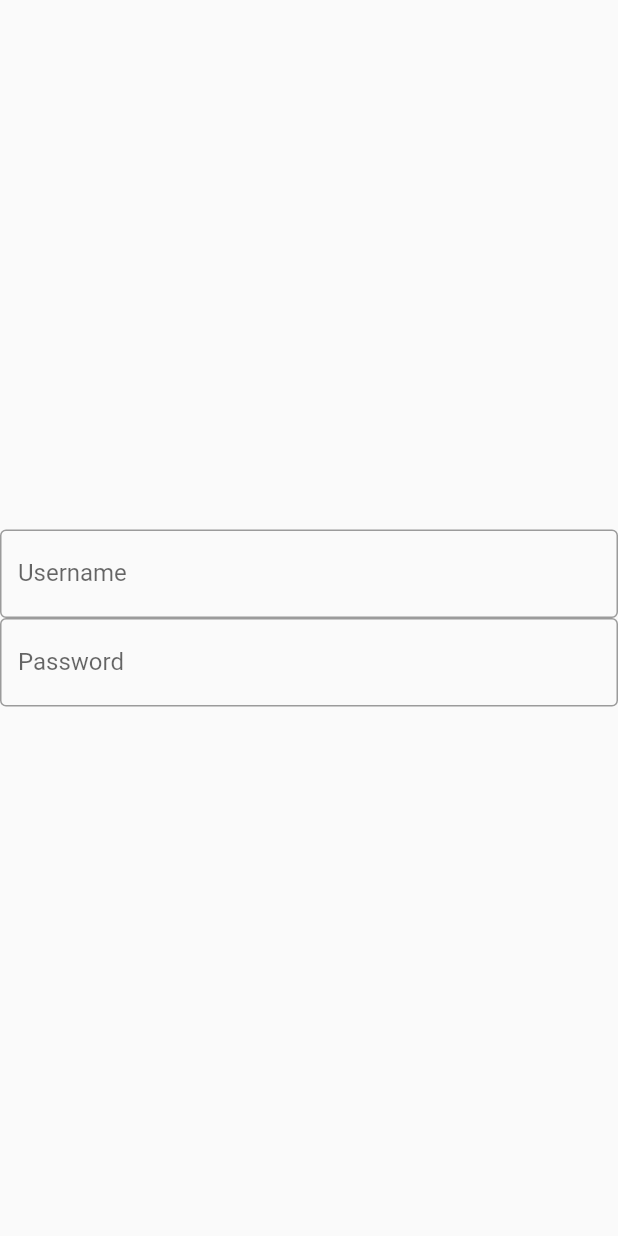
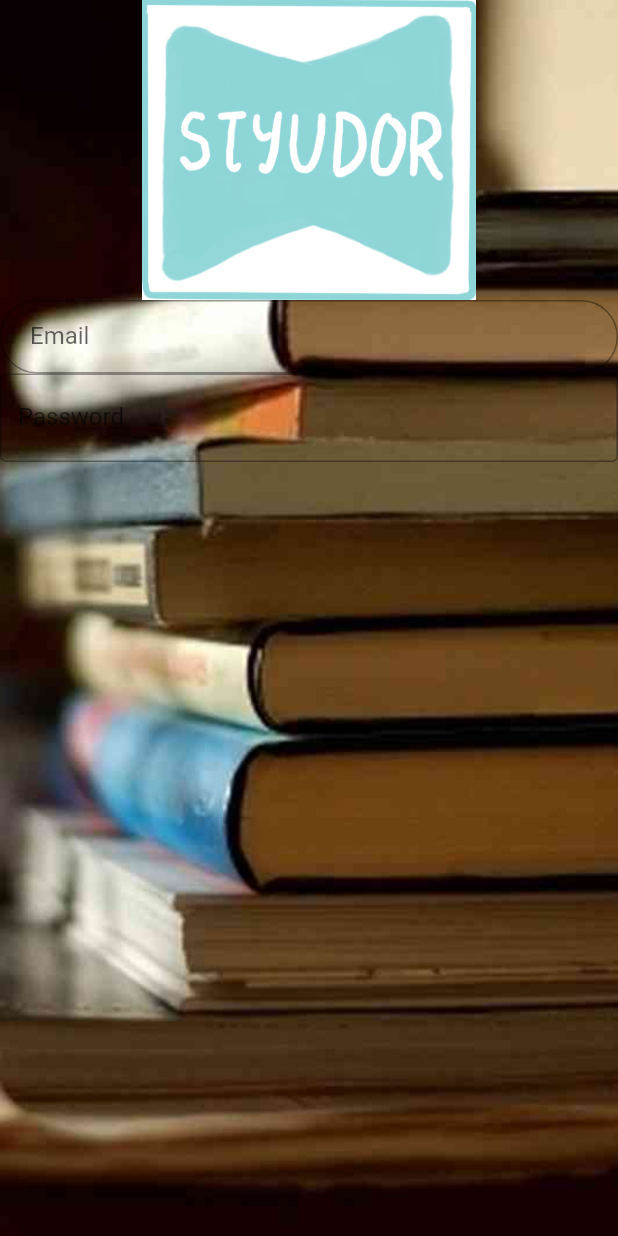
Before and after one commit to mayankdaruka/Styudor, a Flutter app: the LoginPage screen opened directly, on a phone screen of 412 x 824 dp. Run offline on Flutter 3.47's test engine with Material 2 defaults, Android fonts, the phone set to English and light mode, and no system bars; network calls fail.

Commit message:
Changes to login page

```diff
--- a/lib/login_page.dart
+++ b/lib/login_page.dart
@@ -7,24 +7,63 @@ class LoginPage extends StatelessWidget {
   final TextEditingController _usernameController = TextEditingController();
   final TextEditingController _passwordController = TextEditingController();
 
+  final emailField = TextField(
+    decoration: InputDecoration(
+
+      contentPadding: EdgeInsets.fromLTRB(20.0, 15.0, 20.0, 15.0),
+      labelText: "Email",
+      border: OutlineInputBorder(
+        borderRadius: BorderRadius.circular(32.0)
+      ),
+    ),
+  );
+
   @override
   Widget build(BuildContext context) {
     return Scaffold(
-      body: Column(
-        mainAxisAlignment: MainAxisAlignment.center,
-        crossAxisAlignment: CrossAxisAlignment.center,
-        children: <Widget>[TextField(
-          controller: _usernameController,
-          decoration: InputDecoration(
-            border: OutlineInputBorder(),
-            labelText: "Username",
-          )),
-          TextField(
-            controller: _passwordController,
-            obscureText: true,
-            decoration: InputDecoration(
-              border: OutlineInputBorder(),
-              labelText: "Password"))]),
+      body: Stack(
+        children: <Widget>[
+          Container(
+            decoration: BoxDecoration(
+              image: DecorationImage(image: AssetImage("assets/images/books.jpg"), fit: BoxFit.cover,),
+            ) ,
+          ),
+          Column(
+            children: <Widget>[
+              Container(
+                constraints: BoxConstraints.expand(height: 200.0),
+                child: Image.asset('assets/images/logo.png'),
+                padding: const EdgeInsets.fromLTRB(0, 0, 0, 0),
+              ),
+              emailField,
+              TextField(
+                controller: _passwordController,
+                obscureText: true,
+                decoration: InputDecoration(
+                  border: OutlineInputBorder(),
+                  labelText: "Password"
+                )
+              ),
+            ]
+          ),
+        ],)
     );
+    //   body: Column(
+    //     // mainAxisAlignment: MainAxisAlignment.center,
+    //     // crossAxisAlignment: CrossAxisAlignment.center,
+    //     children: <Widget>[
+    //       Container(
+    //         constraints: BoxConstraints.expand(height: 200.0),
+    //         child: Image.asset('assets/images/logo.png'),
+    //         padding: const EdgeInsets.fromLTRB(0, 0, 0, 0),
+    //       ),
+    //       emailField,
+    //       TextField(
+    //         controller: _passwordController,
+    //         obscureText: true,
+    //         decoration: InputDecoration(
+    //           border: OutlineInputBorder(),
+    //           labelText: "Password"))]),
+    // );
   }
 }
--- a/lib/main.dart
+++ b/lib/main.dart
@@ -81,7 +81,8 @@ class _MyHomePageState extends State<MyHomePage> {
       //     ],
       //   ),
       // ),
-      body: UserList(_users),
+      // body: UserList(_users),
+      body: LoginPage(),
       floatingActionButton: FloatingActionButton(
         // onPressed: _incrementCounter,
         onPressed: () => manageNewUser(),
--- a/pubspec.yaml
+++ b/pubspec.yaml
@@ -45,9 +45,8 @@ flutter:
   uses-material-design: true
 
   # To add assets to your application, add an assets section, like this:
-  # assets:
-  #   - images/a_dot_burr.jpeg
-  #   - images/a_dot_ham.jpeg
+  assets:
+    - assets/images/
 
   # An image asset can refer to one or more resolution-specific "variants", see
   # https://flutter.dev/assets-and-images/#resolution-aware.
```
Also changed, not shown: assets/images/books.jpg (added), assets/images/logo.png (added).
